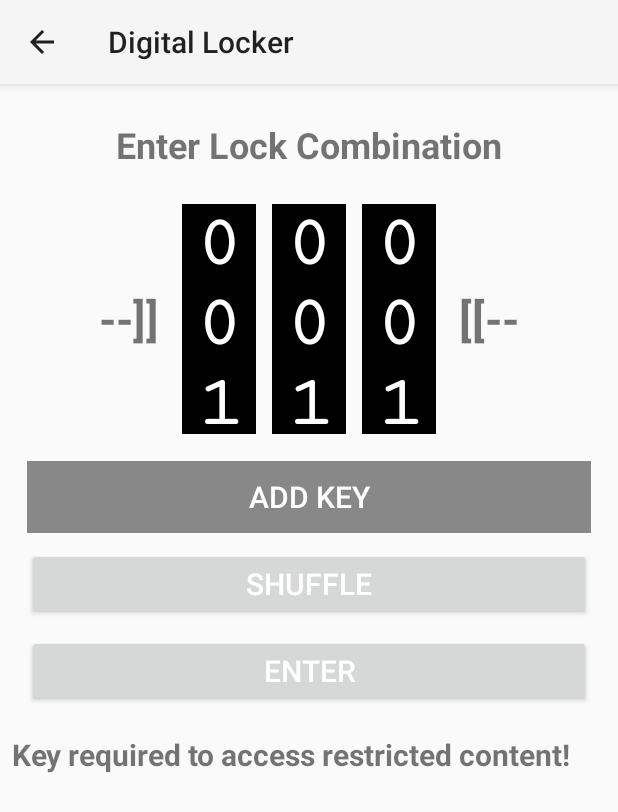
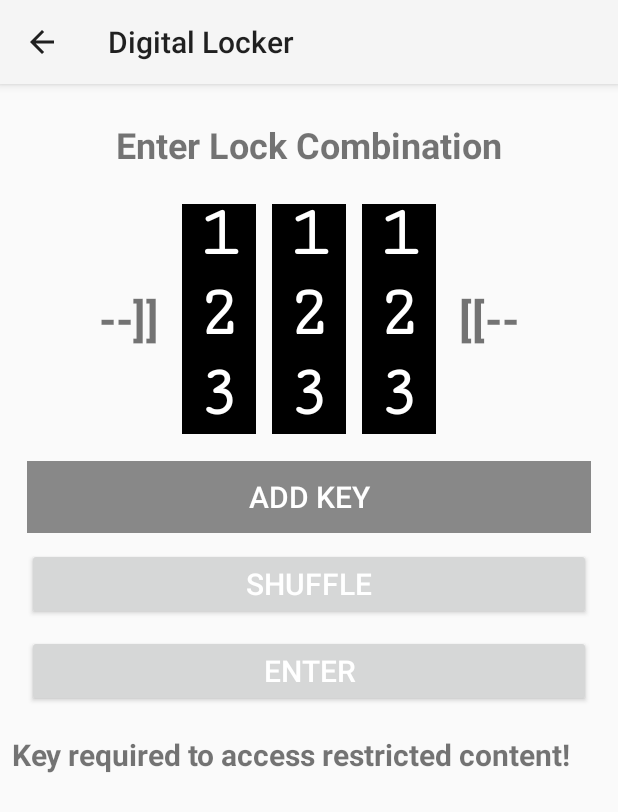
Before and after one commit to PoisonIvysaurBridge/WIRTECRepo, an Android app: the LockerActivity screen opened directly, with no data from a screen before it, after a tap on "SHUFFLE", on a phone screen of 412 x 824 dp. Shown: the top 812 px of the screen. Run offline under Robolectric (Android 15) with nearby library versions, the phone set to English and light mode, and no system bars.

Commit message:
removed modulo 9

```diff
--- a/app/src/main/java/com/example/android/wir_tecrepo/activity_lock/LockerActivity.java
+++ b/app/src/main/java/com/example/android/wir_tecrepo/activity_lock/LockerActivity.java
@@ -101,9 +101,9 @@ public class LockerActivity extends AppCompatActivity {
         shuffleBtn.setOnClickListener(new View.OnClickListener() {
             @Override
             public void onClick(View view) {
-                mRecyclerView1.smoothScrollToPosition(new Random().nextInt(locks.size() % 9));
-                mRecyclerView2.smoothScrollToPosition(new Random().nextInt(locks.size() % 9));
-                mRecyclerView3.smoothScrollToPosition(new Random().nextInt(locks.size() % 9));
+                mRecyclerView1.smoothScrollToPosition(new Random().nextInt(locks.size()));
+                mRecyclerView2.smoothScrollToPosition(new Random().nextInt(locks.size()));
+                mRecyclerView3.smoothScrollToPosition(new Random().nextInt(locks.size()));
 
                 int randomNum = new Random().nextInt(locks.size());
             }
```
